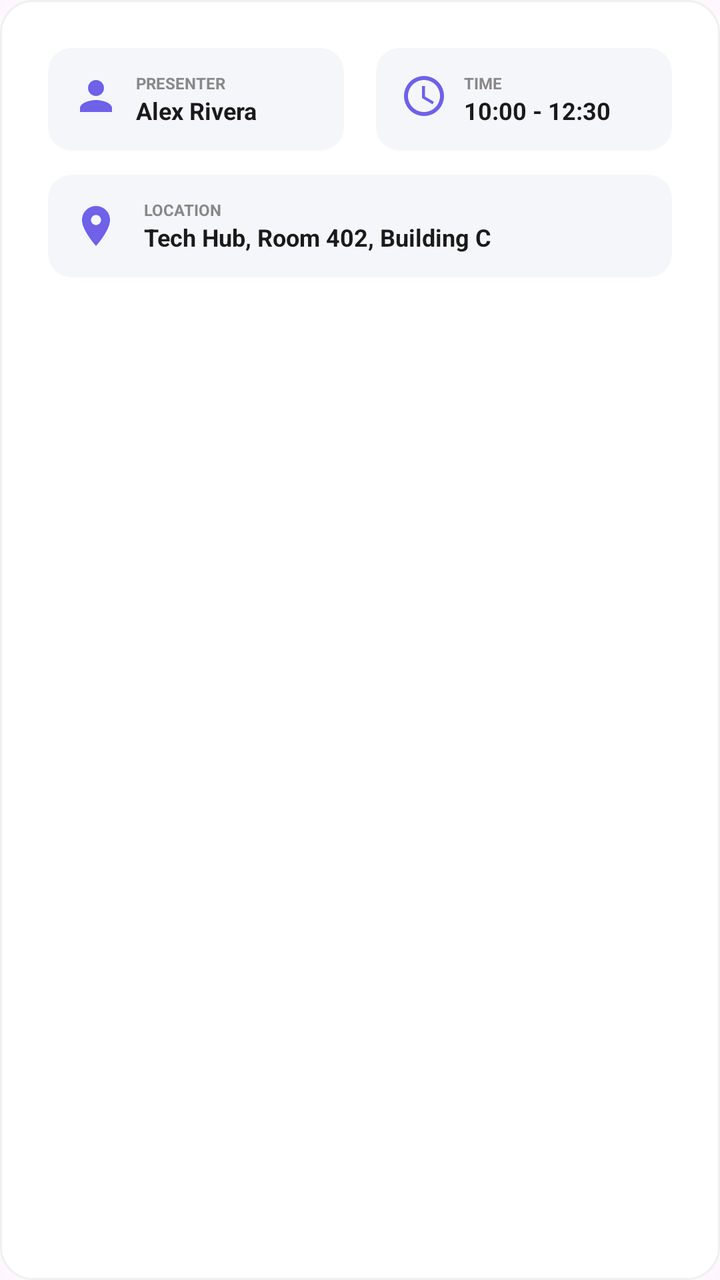
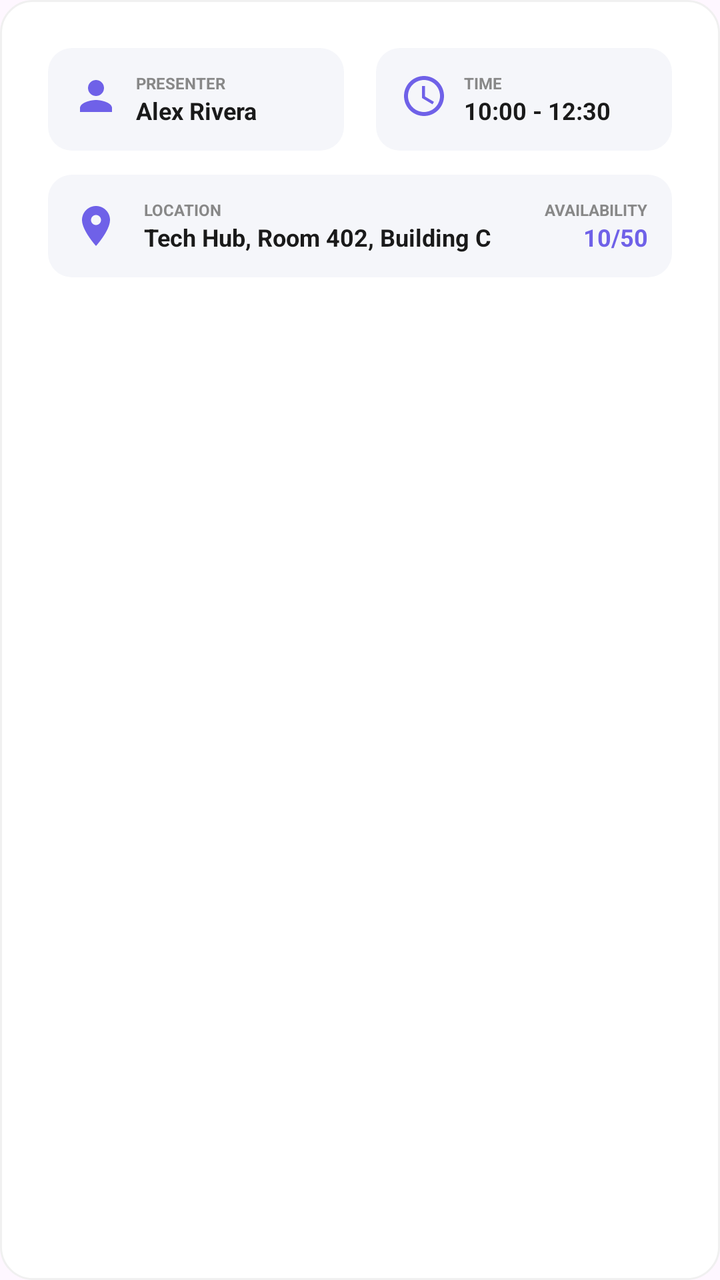

Screens rendered from an Android XML layout before and after an edit, with the pre-edit source and the edit as a unified diff.
<!-- AndroidManifest.xml: application theme Theme.Unihubworkshop -->
<!-- res/layout/item_main_info_workshop_detail.xml -->
<?xml version="1.0" encoding="utf-8"?>
<androidx.constraintlayout.widget.ConstraintLayout
    android:id="@+id/cardInfo"
    android:layout_width="match_parent"
    android:layout_height="wrap_content"
    android:background="@drawable/bg_card_white"
    android:padding="24dp"
    xmlns:android="http://schemas.android.com/apk/res/android"
    xmlns:app="http://schemas.android.com/apk/res-auto">

    <LinearLayout
        android:id="@+id/rowCards"
        android:layout_width="match_parent"
        android:layout_height="wrap_content"
        android:orientation="horizontal">

        
        <LinearLayout
            android:layout_width="0dp"
            android:layout_height="wrap_content"
            android:layout_weight="1"
            android:background="@drawable/bg_search_bar"
            android:orientation="horizontal"
            android:padding="12dp"
            android:layout_marginEnd="8dp">

            <ImageView
                android:layout_width="24dp"
                android:layout_height="24dp"
                android:src="@drawable/ic_person"
                app:tint="@color/purple_primary" />

            <LinearLayout
                android:layout_width="wrap_content"
                android:layout_height="wrap_content"
                android:layout_marginStart="8dp"
                android:orientation="vertical">
                <TextView
                    android:layout_width="wrap_content"
                    android:layout_height="wrap_content"
                    android:text="PRESENTER"
                    android:textColor="#888888"
                    android:textSize="8sp"
                    android:textStyle="bold" />
                <TextView
                    android:id="@+id/tvPresenterName"
                    android:layout_width="wrap_content"
                    android:layout_height="wrap_content"
                    android:text="Alex Rivera"
                    android:textColor="@color/text_dark"
                    android:textSize="12sp"
                    android:textStyle="bold" />
            </LinearLayout>
        </LinearLayout>

        
        <LinearLayout
            android:layout_width="0dp"
            android:layout_height="wrap_content"
            android:layout_weight="1"
            android:background="@drawable/bg_search_bar"
            android:orientation="horizontal"
            android:padding="12dp"
            android:layout_marginStart="8dp">

            <ImageView
                android:layout_width="24dp"
                android:layout_height="24dp"
                android:src="@drawable/ic_time"
                app:tint="@color/purple_primary" />

            <LinearLayout
                android:layout_width="wrap_content"
                android:layout_height="wrap_content"
                android:layout_marginStart="8dp"
                android:orientation="vertical">
                <TextView
                    android:layout_width="wrap_content"
                    android:layout_height="wrap_content"
                    android:text="TIME"
                    android:textColor="#888888"
                    android:textSize="8sp"
                    android:textStyle="bold" />
                <TextView
                    android:id="@+id/tvWorkshopTime"
                    android:layout_width="wrap_content"
                    android:layout_height="wrap_content"
                    android:text="10:00 - 12:30"
                    android:textColor="@color/text_dark"
                    android:textSize="12sp"
                    android:textStyle="bold" />
            </LinearLayout>
        </LinearLayout>

    </LinearLayout>

    
    <LinearLayout
        android:id="@+id/cardLocation"
        android:layout_width="match_parent"
        android:layout_height="wrap_content"
        android:layout_marginTop="12dp"
        android:background="@drawable/bg_search_bar"
        android:gravity="center_vertical"
        android:padding="12dp"
        app:layout_constraintTop_toBottomOf="@+id/rowCards">

        <ImageView
            android:layout_width="24dp"
            android:layout_height="24dp"
            android:src="@drawable/ic_location"
            app:tint="@color/purple_primary" />

        <LinearLayout
            android:layout_width="wrap_content"
            android:layout_height="wrap_content"
            android:layout_marginStart="12dp"
            android:orientation="vertical">
            <TextView
                android:layout_width="wrap_content"
                android:layout_height="wrap_content"
                android:text="LOCATION"
                android:textColor="#888888"
                android:textSize="8sp"
                android:textStyle="bold" />
            <TextView
                android:id="@+id/tvWorkshopLocation"
                android:layout_width="wrap_content"
                android:layout_height="wrap_content"
                android:text="Tech Hub, Room 402, Building C"
                android:textColor="@color/text_dark"
                android:textSize="12sp"
                android:textStyle="bold" />
        </LinearLayout>
    </LinearLayout>

</androidx.constraintlayout.widget.ConstraintLayout>
<!-- resources referenced by this layout -->
<resources>
  <color name="purple_primary">#6F61E8</color>
  <color name="text_dark">#1A1A1A</color>
  <!-- drawable bg_card_white (drawable) -->
  <?xml version="1.0" encoding="utf-8"?>
  <shape xmlns:android="http://schemas.android.com/apk/res/android">
      <solid android:color="@color/white_card" />
      <corners android:radius="16dp" />
      <stroke android:width="1dp" android:color="#F0F0F0" />
  </shape>
  <!-- drawable bg_search_bar (drawable) -->
  <?xml version="1.0" encoding="utf-8"?>
  <shape xmlns:android="http://schemas.android.com/apk/res/android">
      <solid android:color="#F5F6FA" />
      <corners android:radius="12dp" />
  </shape>
  <!-- drawable ic_location (drawable) -->
  <vector xmlns:android="http://schemas.android.com/apk/res/android"
      android:width="24dp"
      android:height="24dp"
      android:viewportWidth="24"
      android:viewportHeight="24">
      <path
          android:fillColor="#888888"
          android:pathData="M12,2C8.13,2 5,5.13 5,9c0,5.25 7,13 7,13s7,-7.75 7,-13c0,-3.87 -3.13,-7 -7,-7zM12,11.5c-1.38,0 -2.5,-1.12 -2.5,-2.5s1.12,-2.5 2.5,-2.5 2.5,1.12 2.5,2.5 -1.12,2.5 -2.5,2.5z"/>
  </vector>
  <!-- drawable ic_person (drawable) -->
  <vector xmlns:android="http://schemas.android.com/apk/res/android"
      android:width="24dp"
      android:height="24dp"
      android:viewportWidth="24"
      android:viewportHeight="24">
      <path
          android:fillColor="#5648E3"
          android:pathData="M12,12c2.21,0 4,-1.79 4,-4s-1.79,-4 -4,-4 -4,1.79 -4,4 1.79,4 4,4zM12,14c-2.67,0 -8,1.34 -8,4v2h16v-2c0,-2.66 -5.33,-4 -8,-4z"/>
  </vector>
  <!-- drawable ic_time (drawable) -->
  <vector xmlns:android="http://schemas.android.com/apk/res/android"
      android:width="24dp"
      android:height="24dp"
      android:viewportWidth="24"
      android:viewportHeight="24">
      <path
          android:fillColor="#888888"
          android:pathData="M11.99,2C6.47,2 2,6.48 2,12s4.47,10 9.99,10C17.52,22 22,17.52 22,12S17.52,2 11.99,2zM12,20c-4.42,0 -8,-3.58 -8,-8s3.58,-8 8,-8 8,3.58 8,8 -3.58,8 -8,8zM12.5,7L11,7v6l5.25,3.15 0.75,-1.23 -4.5,-2.67L12.5,7z"/>
  </vector>
  <style name="Theme.Unihubworkshop" parent="Base.Theme.Unihubworkshop" />
  <color name="white_card">#FFFFFF</color>
  <style name="Base.Theme.Unihubworkshop" parent="Theme.Material3.DayNight.NoActionBar">
          
          
      </style>
</resources>

<!-- the commit's change to res/layout/item_main_info_workshop_detail.xml (unified diff, before → after) -->
@@ -112,8 +112,9 @@
             app:tint="@color/purple_primary" />
 
         <LinearLayout
-            android:layout_width="wrap_content"
+            android:layout_width="0dp"
             android:layout_height="wrap_content"
+            android:layout_weight="1"
             android:layout_marginStart="12dp"
             android:orientation="vertical">
             <TextView
@@ -132,6 +133,28 @@
                 android:textSize="12sp"
                 android:textStyle="bold" />
         </LinearLayout>
+
+        <LinearLayout
+            android:layout_width="wrap_content"
+            android:layout_height="wrap_content"
+            android:orientation="vertical"
+            android:gravity="end">
+            <TextView
+                android:layout_width="wrap_content"
+                android:layout_height="wrap_content"
+                android:text="AVAILABILITY"
+                android:textColor="#888888"
+                android:textSize="8sp"
+                android:textStyle="bold" />
+            <TextView
+                android:id="@+id/tvWorkshopSlots"
+                android:layout_width="wrap_content"
+                android:layout_height="wrap_content"
+                android:text="10/50"
+                android:textColor="@color/purple_primary"
+                android:textSize="12sp"
+                android:textStyle="bold" />
+        </LinearLayout>
     </LinearLayout>
 
 </androidx.constraintlayout.widget.ConstraintLayout>
